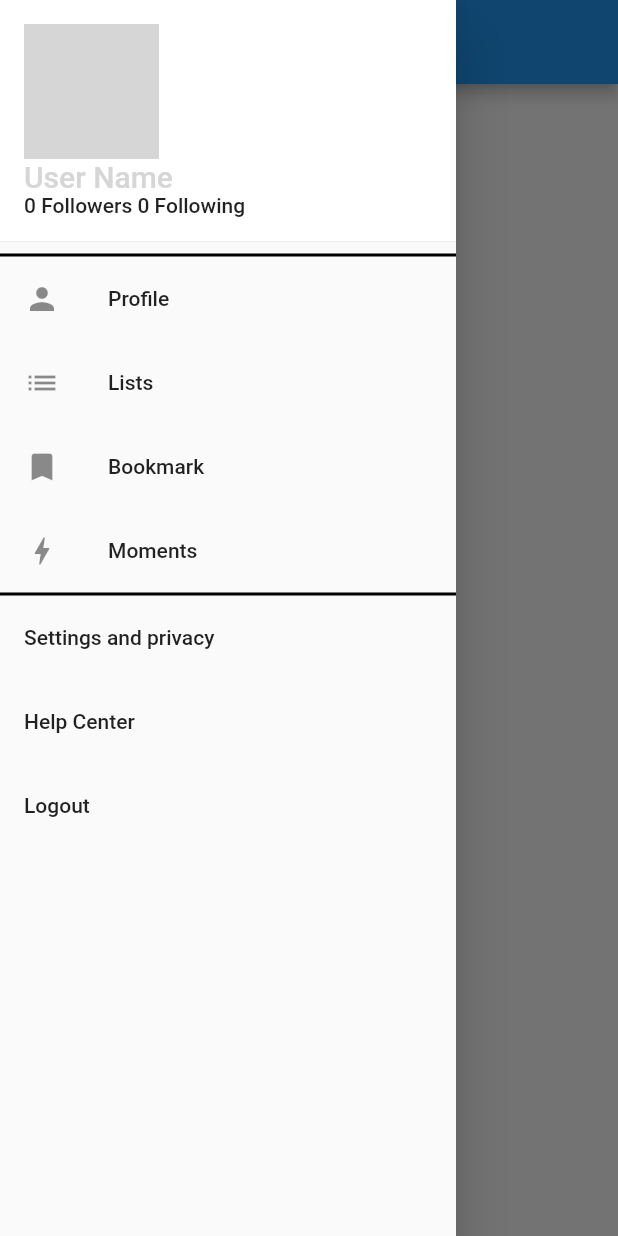
After one commit to YoussefJell/holbertonschool-twitter_clone, a Flutter app: the HomeScreen screen opened directly, with the side drawer open, on a phone screen of 412 x 824 dp. The commit adds this screen. Run offline on Flutter 3.47's test engine with Material 2 defaults, Android fonts, the phone set to English and light mode, and no system bars; network calls fail; grey boxes are pictures that could not be loaded.

Commit message:
Finished project

```diff
--- /dev/null
+++ b/twitter/lib/screens/home_screen.dart
@@ -0,0 +1,21 @@
+import 'package:flutter/material.dart';
+import 'package:twitter/widgets/side_bar_menu.dart';
+
+class HomeScreen extends StatefulWidget {
+  const HomeScreen({super.key});
+
+  @override
+  State<HomeScreen> createState() => _HomeScreenState();
+}
+
+class _HomeScreenState extends State<HomeScreen> {
+  @override
+  Widget build(BuildContext context) {
+    return Scaffold(
+      drawer: const SideBarMenu(),
+      appBar: AppBar(
+        title: const Text('Home'),
+      ),
+    );
+  }
+}
--- a/twitter/lib/screens/signin_screen.dart
+++ b/twitter/lib/screens/signin_screen.dart
@@ -1,5 +1,6 @@
 import 'package:flutter/material.dart';
 import 'package:twitter/screens/forgot_password_screen.dart';
+import 'package:twitter/screens/home_screen.dart';
 import 'package:twitter/screens/signup_screen.dart';
 import 'package:twitter/widgets/entry_field.dart';
 import 'package:twitter/widgets/flat_button.dart';
@@ -53,12 +54,22 @@ class _SignInState extends State<SignIn> {
                 controller: _passwordController,
                 isPassword: true,
               ),
-              const Padding(
+              GestureDetector(
+                onTap: () {
+                  Navigator.push(
+                    context,
+                    MaterialPageRoute(
+                      builder: (context) => const HomeScreen(),
+                    ),
+                  );
+                },
+                child: const Padding(
                 padding: EdgeInsets.symmetric(vertical: 15),
                 child: CustomFlatButton(
                   label: 'Submit',
                   onPressed: null,
                 ),
+              ),
               ),
               GestureDetector(
                 onTap: () {
--- /dev/null
+++ b/twitter/lib/widgets/side_bar_menu.dart
@@ -0,0 +1,94 @@
+import 'package:flutter/material.dart';
+
+class SideBarMenu extends StatefulWidget {
+  const SideBarMenu({super.key});
+
+  @override
+  State<SideBarMenu> createState() => _SideBarMenuState();
+}
+
+class _SideBarMenuState extends State<SideBarMenu> {
+  @override
+  Widget build(BuildContext context) {
+    return Drawer(
+      // Add a ListView to the drawer. This ensures the user can scroll
+      // through the options in the drawer if there isn't enough vertical
+      // space to fit everything.
+      child: ListView(
+        // Important: Remove any padding from the ListView.
+        padding: EdgeInsets.zero,
+        children: [
+          DrawerHeader(
+            decoration: const BoxDecoration(
+              color: Colors.white,
+            ),
+            child: Column(
+              crossAxisAlignment: CrossAxisAlignment.start,
+              children: <Widget>[
+                Image.network(
+                  'http://assets.stickpng.com/images/580b57fcd9996e24bc43c53e.png',
+                  height: 90,
+                ),
+                Text(
+                  'User Name',
+                  style: TextStyle(color: Colors.grey[350], fontSize: 20),
+                ),
+                const Text('0 Followers 0 Following'),
+              ],
+            ),
+          ),
+          Container(
+            decoration: const BoxDecoration(
+              border: Border(
+                top: BorderSide(
+                  color: Colors.black,
+                  width: 2.0,
+                ),
+                bottom: BorderSide(
+                  color: Colors.black,
+                  width: 2.0,
+                ),
+              ),
+            ),
+            child: Column(
+              children: <Widget>[
+                ListTile(
+                  leading: const Icon(Icons.person),
+                  title: const Text('Profile'),
+                  onTap: () {},
+                ),
+                ListTile(
+                  leading: const Icon(Icons.list),
+                  title: const Text('Lists'),
+                  onTap: () {},
+                ),
+                ListTile(
+                  leading: const Icon(Icons.bookmark),
+                  title: const Text('Bookmark'),
+                  onTap: () {},
+                ),
+                ListTile(
+                  leading: const Icon(Icons.bolt),
+                  title: const Text('Moments'),
+                  onTap: () {},
+                ),
+              ],
+            ),
+          ),
+          ListTile(
+            title: const Text('Settings and privacy'),
+            onTap: () {},
+          ),
+          ListTile(
+            title: const Text('Help Center'),
+            onTap: () {},
+          ),
+          ListTile(
+            title: const Text('Logout'),
+            onTap: () {},
+          ),
+        ],
+      ),
+    );
+  }
+}
```
